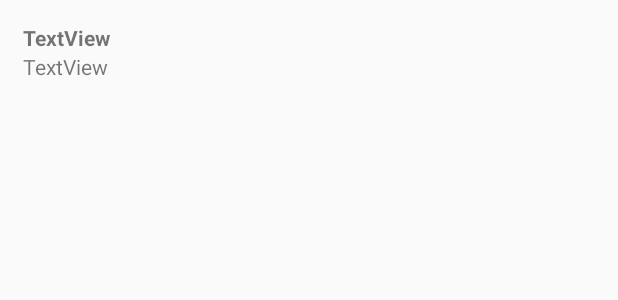
After one commit to Sakman92/CPS731Lab4, an Android app: the layout list_item.xml on its own in the app's theme, with its tools: preview values and no code run, on a phone screen of 412 x 824 dp. The commit adds this screen. Shown: the top 300 px of the screen. Run offline under Robolectric (Android 15) with nearby library versions, the phone set to English and light mode, and no system bars.

Commit message:
working on main activity, displaying the list items

```diff
--- a/app/build.gradle
+++ b/app/build.gradle
@@ -26,6 +26,7 @@ dependencies {
     implementation fileTree(dir: "libs", include: ["*.jar"])
     implementation 'androidx.appcompat:appcompat:1.2.0'
     implementation 'androidx.constraintlayout:constraintlayout:2.0.1'
+    implementation 'androidx.recyclerview:recyclerview:1.1.0'
     testImplementation 'junit:junit:4.12'
     androidTestImplementation 'androidx.test.ext:junit:1.1.2'
     androidTestImplementation 'androidx.test.espresso:espresso-core:3.3.0'
--- /dev/null
+++ b/app/src/main/res/layout/list_item.xml
@@ -0,0 +1,22 @@
+<?xml version="1.0" encoding="utf-8"?>
+<LinearLayout xmlns:android="http://schemas.android.com/apk/res/android"
+    android:id="@+id/prLayout"
+    android:layout_width="match_parent"
+    android:layout_height="match_parent"
+    android:orientation="vertical"
+    android:padding="15dp">
+
+    <TextView
+        android:id="@+id/txtId"
+        android:layout_width="match_parent"
+        android:layout_height="wrap_content"
+        android:text="TextView"
+        android:textStyle="bold" />
+
+    <TextView
+        android:id="@+id/txtDescription"
+        android:layout_width="match_parent"
+        android:layout_height="wrap_content"
+        android:text="TextView" />
+
+</LinearLayout>
--- a/app/src/main/res/values/strings.xml
+++ b/app/src/main/res/values/strings.xml
@@ -1,3 +1,4 @@
 <resources>
     <string name="app_name">CPS731Lab4</string>
+
 </resources>
```
Also changed, not shown: app/src/main/java/com/example/cps731lab4/MainActivity.java (+36 -1 lines), app/src/main/java/com/example/cps731lab4/RecyclerViewAdapter.java (added, +58 -0 lines), app/src/main/res/layout/activity_main.xml (+4 -8 lines).
